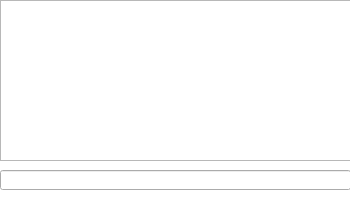
Before: the Qt Designer form bin/scenes/ChatApplication/ChatWidget.ui in realXtend/tundra, drawn with Qt 5.
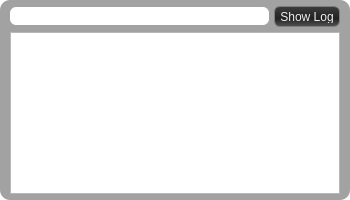
After: the same form once the commit is applied.

Commit message: TS: ChatApplication scene enhancements. Some nicer ui and now able to use this script on a headless server.

What changed in the file:
```diff
--- a/bin/scenes/ChatApplication/ChatWidget.ui
+++ b/bin/scenes/ChatApplication/ChatWidget.ui
@@ -1,7 +1,7 @@
 <?xml version="1.0" encoding="UTF-8"?>
 <ui version="4.0">
- <class>Form</class>
- <widget class="QWidget" name="Form">
+ <class>ChatWidget</class>
+ <widget class="QWidget" name="ChatWidget">
   <property name="geometry">
    <rect>
     <x>0</x>
@@ -10,18 +10,6 @@
     <height>200</height>
    </rect>
   </property>
-  <property name="sizePolicy">
-   <sizepolicy hsizetype="Fixed" vsizetype="Fixed">
-    <horstretch>0</horstretch>
-    <verstretch>0</verstretch>
-   </sizepolicy>
-  </property>
-  <property name="minimumSize">
-   <size>
-    <width>350</width>
-    <height>200</height>
-   </size>
-  </property>
   <property name="maximumSize">
    <size>
     <width>350</width>
@@ -29,40 +17,113 @@
    </size>
   </property>
   <property name="windowTitle">
-   <string notr="true">Form</string>
+   <string notr="true">ChatWidget</string>
   </property>
   <property name="layoutDirection">
    <enum>Qt::LeftToRight</enum>
   </property>
   <property name="styleSheet">
-   <string notr="true">#Form {background-color:  transparent }</string>
+   <string notr="true">QWidget#ChatWidget { background-color:  transparent; }
+QFrame#ChatFrame { background-color: rgba(136, 136, 136, 200); border-radius: 10px;}
+QPushButton#buttonToggleLog { background-color: qlineargradient(spread:pad, x1:0, y1:0, x2:0, y2:1, stop:0 rgba(61, 61, 61, 255), stop:0.602273 rgba(34, 34, 34, 255), stop:1 rgba(82, 82, 82, 255));border: 1px solid rgb(125, 125, 125);color: rgb(239, 239, 239);border-radius:6px;padding-left: 5px;padding-right: 5px;padding-top: 3px;padding-bottom: 3px; }
+QPushButton#buttonToggleLog::hover { background-color: qlineargradient(spread:pad, x1:0, y1:0.205, x2:0, y2:0.739, stop:0 rgba(61, 61, 61, 255), stop:0.602273 rgba(34, 34, 34, 255), stop:1 rgba(82, 82, 82, 255)); }
+QPushButton#buttonToggleLog::pressed { color: rgb(255, 255, 255); }
+QLineEdit#lineEdit { border-radius: 6px; padding-left: 5px; }</string>
   </property>
-  <widget class="QTextBrowser" name="chatLog">
-   <property name="geometry">
-    <rect>
-     <x>0</x>
-     <y>0</y>
-     <width>351</width>
-     <height>161</height>
-    </rect>
+  <layout class="QVBoxLayout" name="verticalLayout">
+   <property name="spacing">
+    <number>0</number>
    </property>
-   <property name="openExternalLinks">
-    <bool>true</bool>
+   <property name="margin">
+    <number>0</number>
    </property>
-  </widget>
-  <widget class="QLineEdit" name="lineEdit">
-   <property name="geometry">
-    <rect>
-     <x>0</x>
-     <y>170</y>
-     <width>351</width>
-     <height>20</height>
-    </rect>
-   </property>
-   <property name="text">
-    <string/>
-   </property>
-  </widget>
+   <item>
+    <widget class="QFrame" name="ChatFrame">
+     <property name="frameShape">
+      <enum>QFrame::NoFrame</enum>
+     </property>
+     <property name="frameShadow">
+      <enum>QFrame::Raised</enum>
+     </property>
+     <layout class="QVBoxLayout" name="verticalLayout_2">
+      <property name="spacing">
+       <number>5</number>
+      </property>
+      <property name="leftMargin">
+       <number>10</number>
+      </property>
+      <property name="topMargin">
+       <number>6</number>
+      </property>
+      <property name="rightMargin">
+       <number>10</number>
+      </property>
+      <property name="bottomMargin">
+       <number>6</number>
+      </property>
+      <item>
+       <layout class="QHBoxLayout" name="horizontalLayout">
+        <property name="topMargin">
+         <number>0</number>
+        </property>
+        <item>
+         <widget class="QLineEdit" name="lineEdit">
+          <property name="minimumSize">
+           <size>
+            <width>0</width>
+            <height>18</height>
+           </size>
+          </property>
+          <property name="text">
+           <string/>
+          </property>
+         </widget>
+        </item>
+        <item>
+         <widget class="QPushButton" name="buttonToggleLog">
+          <property name="minimumSize">
+           <size>
+            <width>0</width>
+            <height>21</height>
+           </size>
+          </property>
+          <property name="text">
+           <string>Show Log</string>
+          </property>
+          <property name="flat">
+           <bool>true</bool>
+          </property>
+         </widget>
+        </item>
+       </layout>
+      </item>
+      <item>
+       <widget class="QTextBrowser" name="chatLog">
+        <property name="minimumSize">
+         <size>
+          <width>1</width>
+          <height>1</height>
+         </size>
+        </property>
+        <property name="styleSheet">
+         <string notr="true"/>
+        </property>
+        <property name="html">
+         <string>&lt;!DOCTYPE HTML PUBLIC &quot;-//W3C//DTD HTML 4.0//EN&quot; &quot;http://www.w3.org/TR/REC-html40/strict.dtd&quot;&gt;
+&lt;html&gt;&lt;head&gt;&lt;meta name=&quot;qrichtext&quot; content=&quot;1&quot; /&gt;&lt;style type=&quot;text/css&quot;&gt;
+p, li { white-space: pre-wrap; }
+&lt;/style&gt;&lt;/head&gt;&lt;body style=&quot; font-family:'MS Shell Dlg 2'; font-size:8.25pt; font-weight:400; font-style:normal;&quot;&gt;
+&lt;p style=&quot;-qt-paragraph-type:empty; margin-top:0px; margin-bottom:0px; margin-left:0px; margin-right:0px; -qt-block-indent:0; text-indent:0px; font-size:8pt;&quot;&gt;&lt;/p&gt;&lt;/body&gt;&lt;/html&gt;</string>
+        </property>
+        <property name="openExternalLinks">
+         <bool>true</bool>
+        </property>
+       </widget>
+      </item>
+     </layout>
+    </widget>
+   </item>
+  </layout>
  </widget>
  <resources/>
  <connections/>
```
The commit also changes 1 other file.
